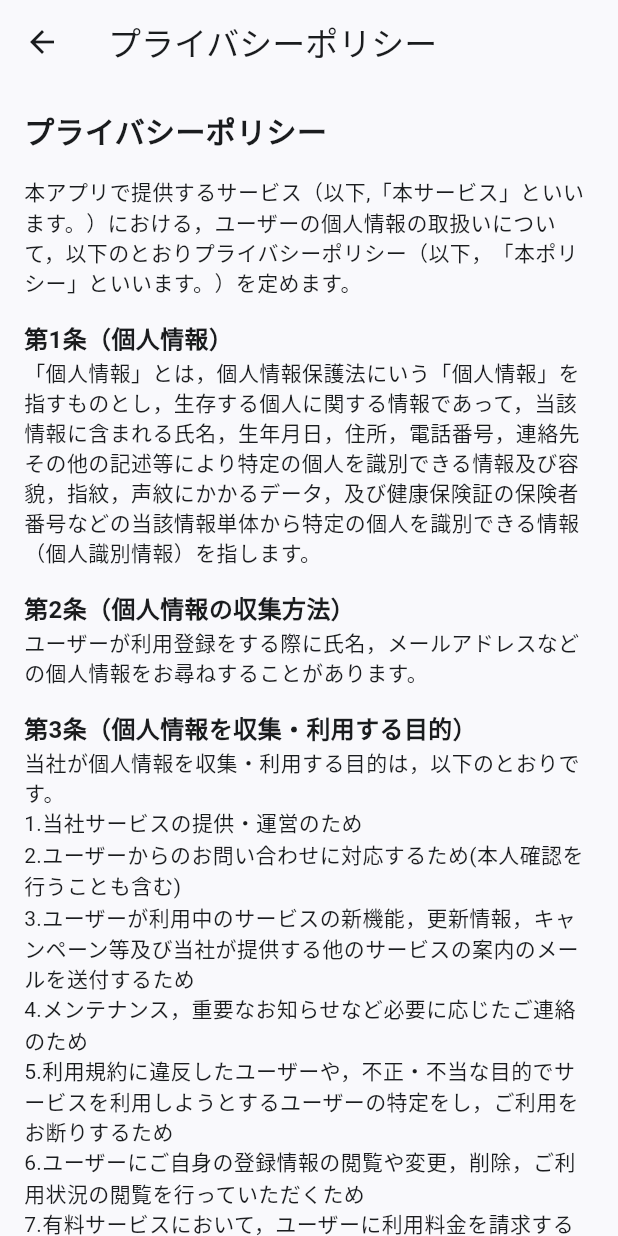
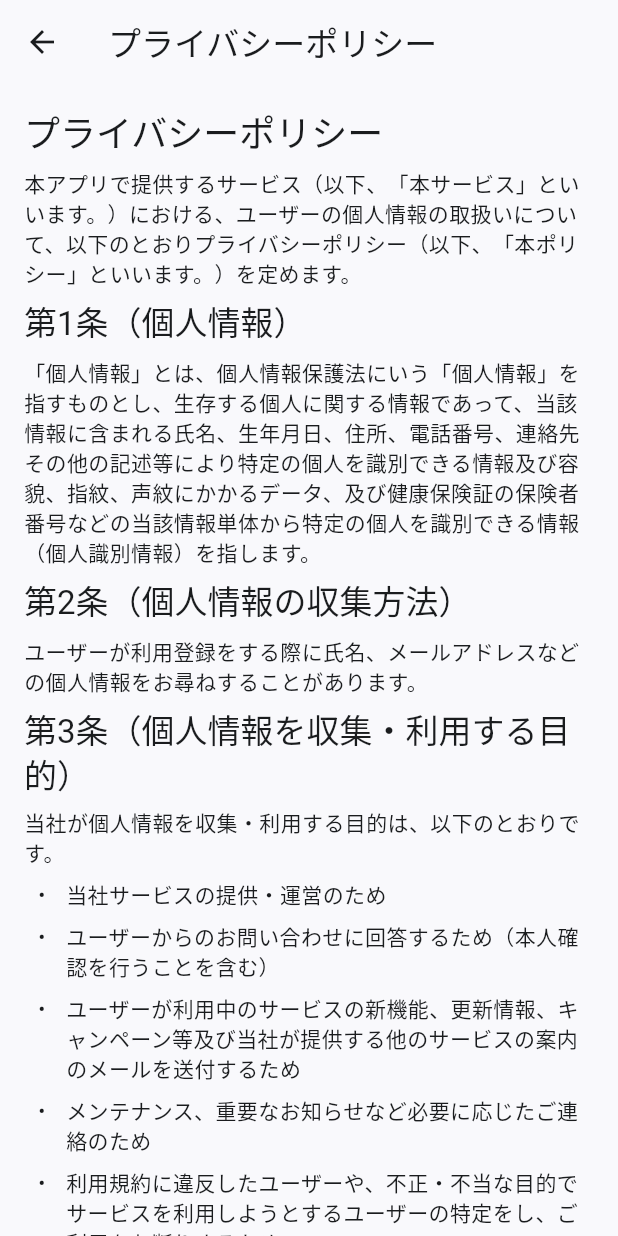
Before and after one commit to dao0203/share_study_app, a Flutter app: the PrivacyPolicyScreen screen opened directly, on a phone screen of 412 x 824 dp. Run offline on Flutter 3.47's test engine with Material 2 defaults, Android fonts, the phone set to English and light mode, and no system bars; our stand-ins replace flutter_dotenv, flutter_hooks, flutter_markdown, flutter_staggered_animations, flutter_svg, freezed_annotation and 8 more; accounts and stored records are empty; generated files the repository leaves out were written again.

Commit message:
add プライバシーポリシーの画面

```diff
--- a/lib/ui/view/privacy_policy/privacy_policy_screen.dart
+++ b/lib/ui/view/privacy_policy/privacy_policy_screen.dart
@@ -1,4 +1,5 @@
 import 'package:flutter/material.dart';
+import 'package:flutter_markdown/flutter_markdown.dart';
 
 class PrivacyPolicyScreen extends StatelessWidget {
   @override
@@ -7,109 +8,97 @@ class PrivacyPolicyScreen extends StatelessWidget {
       appBar: AppBar(
         title: const Text('プライバシーポリシー'),
       ),
-      body: const SingleChildScrollView(
-        padding: EdgeInsets.all(16.0),
-        child: Column(
-          crossAxisAlignment: CrossAxisAlignment.start,
-          children: [
-            Text(
-              'プライバシーポリシー',
-              style: TextStyle(
-                fontSize: 20.0,
-                fontWeight: FontWeight.bold,
-              ),
-            ),
-            SizedBox(height: 16.0),
-            Text(
-              '本アプリで提供するサービス（以下,「本サービス」といいます。）における，ユーザーの個人情報の取扱いについて，以下のとおりプライバシーポリシー（以下，「本ポリシー」といいます。）を定めます。',
-            ),
-            SizedBox(height: 16.0),
-            Text(
-              '第1条（個人情報）',
-              style: TextStyle(
-                fontSize: 16.0,
-                fontWeight: FontWeight.bold,
-              ),
-            ),
-            Text(
-              '「個人情報」とは，個人情報保護法にいう「個人情報」を指すものとし，生存する個人に関する情報であって，当該情報に含まれる氏名，生年月日，住所，電話番号，連絡先その他の記述等により特定の個人を識別できる情報及び容貌，指紋，声紋にかかるデータ，及び健康保険証の保険者番号などの当該情報単体から特定の個人を識別できる情報（個人識別情報）を指します。',
-            ),
-            SizedBox(height: 16.0),
-            Text(
-              '第2条（個人情報の収集方法）',
-              style: TextStyle(
-                fontSize: 16.0,
-                fontWeight: FontWeight.bold,
-              ),
-            ),
-            Text(
-              'ユーザーが利用登録をする際に氏名，メールアドレスなどの個人情報をお尋ねすることがあります。',
-            ),
-            SizedBox(height: 16.0),
-            Text(
-              '第3条（個人情報を収集・利用する目的）',
-              style: TextStyle(
-                fontSize: 16.0,
-                fontWeight: FontWeight.bold,
-              ),
-            ),
-            Text(
-              '当社が個人情報を収集・利用する目的は，以下のとおりです。\n'
-                  '1.当社サービスの提供・運営のため\n'
-                  '2.ユーザーからのお問い合わせに対応するため(本人確認を行うことも含む)\n'
-                  '3.ユーザーが利用中のサービスの新機能，更新情報，キャンペーン等及び当社が提供する他のサービスの案内のメールを送付するため\n'
-                  '4.メンテナンス，重要なお知らせなど必要に応じたご連絡のため\n'
-                  '5.利用規約に違反したユーザーや，不正・不当な目的でサービスを利用しようとするユーザーの特定をし，ご利用をお断りするため\n'
-                  '6.ユーザーにご自身の登録情報の閲覧や変更，削除，ご利用状況の閲覧を行っていただくため\n'
-                  '7.有料サービスにおいて，ユーザーに利用料金を請求するため\n'
-                  '8.上記の利用目的に付随する目的'
-            ),
-            SizedBox(height: 16.0),
-            Text(
-              '第4条（利用目的の変更）',
-              style: TextStyle(
-                fontSize: 16.0,
-                fontWeight: FontWeight.bold,
-              ),
-            ),
-            Text(
-              '1.当社は，利用目的が変更前と関連性を有すると合理的に認められる場合に限り，個人情報の利用目的を変更するものとします。\n'
-              '2.利用目的の変更を行った場合には，変更後の目的について，当社所定の方法により，ユーザーに通知し，または本ウェブサイト上に公表するものとします。\n'
-            ),
-            SizedBox(height: 16.0),
-
-            Text(
-              '第5条（個人情報の第三者提供）',
-              style: TextStyle(
-                fontSize: 16.0,
-                fontWeight: FontWeight.bold,
-              ),
-            ),
-            Text('当社は，次に掲げる場合を除いて，あらかじめユーザーの同意を得ることなく，第三者に個人情報を提供することはありません。ただし，個人情報保護法その他の法令で認められる場合を除きます。'),
-            SizedBox(height: 8.0),
-            Text(
-              '1.人の生命，身体または財産の保護のために必要がある場合であって，本人の同意を得ることが困難であるとき\n'
-              '2.公衆衛生の向上または児童の健全な育成の推進のために特に必要がある場合であって，本人の同意を得ることが困難であるとき\n'
-              '3.国の機関もしくは地方公共団体またはその委託を受けた者が法令の定める事務を遂行することに対して協力する必要がある場合であって，本人の同意を得ることにより当該事務の遂行に支障を及ぼすおそれがあるとき\n'
-              '4.予め次の事項を告知あるいは公表し，かつ当社が個人情報保護委員会に届出をしたとき\n'
-            ),
-            Text(
-              '1.'
-            ),
-            SizedBox(height: 16.0),
-            Text(
-              '第10条（お問い合わせ窓口）',
-              style: TextStyle(
-                fontSize: 16.0,
-                fontWeight: FontWeight.bold,
-              ),
-            ),
-            Text(
-              '本ポリシーに関するお問い合わせは，下記の窓口までお願いいたします。\n\nEメールアドレス：g031t071@s.iwate-pu.ac.jp',
-            ),
-          ],
-        ),
-      ),
+      body: const Markdown(data: _privacyPolicy),
     );
   }
 }
+
+const String _privacyPolicy = '''
+# プライバシーポリシー
+
+本アプリで提供するサービス（以下、「本サービス」といいます。）における、ユーザーの個人情報の取扱いについて、以下のとおりプライバシーポリシー（以下、「本ポリシー」といいます。）を定めます。
+
+## 第1条（個人情報）
+
+「個人情報」とは、個人情報保護法にいう「個人情報」を指すものとし、生存する個人に関する情報であって、当該情報に含まれる氏名、生年月日、住所、電話番号、連絡先その他の記述等により特定の個人を識別できる情報及び容貌、指紋、声紋にかかるデータ、及び健康保険証の保険者番号などの当該情報単体から特定の個人を識別できる情報（個人識別情報）を指します。
+
+## 第2条（個人情報の収集方法）
+
+ユーザーが利用登録をする際に氏名、メールアドレスなどの個人情報をお尋ねすることがあります。
+
+## 第3条（個人情報を収集・利用する目的）
+
+当社が個人情報を収集・利用する目的は、以下のとおりです。
+- 当社サービスの提供・運営のため
+- ユーザーからのお問い合わせに回答するため（本人確認を行うことを含む）
+- ユーザーが利用中のサービスの新機能、更新情報、キャンペーン等及び当社が提供する他のサービスの案内のメールを送付するため
+- メンテナンス、重要なお知らせなど必要に応じたご連絡のため
+- 利用規約に違反したユーザーや、不正・不当な目的でサービスを利用しようとするユーザーの特定をし、ご利用をお断りするため
+- ユーザーにご自身の登録情報の閲覧や変更、削除、ご利用状況の閲覧を行っていただくため
+- 有料サービスにおいて、ユーザーに利用料金を請求するため
+- 上記の利用目的に付随する目的
+
+## 第4条（利用目的の変更）
+
+- 当社は、利用目的が変更前と関連性を有すると合理的に認められる場合に限り、個人情報の利用目的を変更するものとします。
+
+- 利用目的の変更を行った場合には、変更後の目的について、当社所定の方法により、ユーザーに通知し、または本ウェブサイト上に公表するものとします。
+
+## 第5条（個人情報の第三者提供）
+
+1. 当社は、次に掲げる場合を除いて、あらかじめユーザーの同意を得ることなく、第三者に個人情報を提供することはありません。ただし、個人情報保護法その他の法令で認められる場合を除きます。
+    - 人の生命、身体または財産の保護のために必要がある場合であって、本人の同意を得ることが困難であるとき
+    - 公衆衛生の向上または児童の健全な育成の推進のために特に必要がある場合であって、本人の同意を得ることが困難であるとき
+    - 国の機関もしくは地方公共団体またはその委託を受けた者が法令の定める事務を遂行することに対して協力する必要がある場合であって、本人の同意を得ることにより当該事務の遂行に支障を及ぼすおそれがあるとき
+    - 予め次の事項を告知あるいは公表し、かつ当社が個人情報保護委員会に届出をしたとき
+      - 利用目的に第三者への提供を含むこと
+      - 第三者に提供されるデータの項目
+      - 第三者への提供の手段または方法
+      - 本人の求めに応じて個人情報の第三者への提供を停止すること
+      - 本人の求めを受け付ける方法
+
+2. 前項の定めにかかわらず、次に掲げる場合には、当該情報の提供先は第三者に該当しないものとします。
+    - 当社が利用目的の達成に必要な範囲内において個人情報の取扱いの全部または一部を委託する場合
+    - 合併その他の事由による事業の承継に伴って個人情報が提供される場合
+    - 個人情報を特定の者との間で共同して利用する場合であって、その旨並びに共同して利用される個人情報の項目、共同して利用する者の範囲、利用する者の利用目的および当該個人情報の管理について責任を有する者の氏名または名称について、あらかじめ本人に通知し、または本人が容易に知り得る状態に置いた場合
+
+## 第6条（個人情報の開示）
+
+1. 当社は、本人から個人情報の開示を求められたときは、本人に対し、遅滞なくこれを開示します。ただし、開示することにより次のいずれかに該当する場合は、その全部または一部を開示しないこともあり、開示しない決定をした場合には、その旨を遅滞なく通知します。
+    - 本人または第三者の生命、身体、財産その他の権利利益を害するおそれがある場合
+    - 当社の業務の適正な実施に著しい支障を及ぼすおそれがある場合
+    - その他法令に違反することとなる場合
+
+2. 前項の定めにかかわらず、履歴情報および特性情報などの個人情報以外の情報については、原則として開示いたしません。
+
+## 第7条（個人情報の訂正および削除）
+
+1. ユーザーは、当社の保有する自己の個人情報が誤った情報である場合には、当社が定める手続きにより、当社に対して個人情報の訂正、追加または削除（以下、「訂正等」といいます。）を請求することができます。
+
+2. 当社は、ユーザーから前項の請求を受けてその請求に応じる必要があると判断した場合には、遅滞なく、当該個人情報の訂正等を行うものとします。
+
+3. 当社は、前項の規定に基づき訂正等を行った場合、または訂正等を行わない旨の決定をしたときは遅滞なく、これをユーザーに通知します。
+
+## 第8条（個人情報の利用停止等）
+
+1. 当社は、本人から、個人情報が、利用目的の範囲を超えて取り扱われているという理由、または不正の手段により取得されたものであるという理由により、その利用の停止または消去（以下、「利用停止等」といいます。）を求められた場合には、遅滞なく必要な調査を行います。
+
+2. 前項の調査結果に基づき、その請求に応じる必要があると判断した場合には、遅滞なく、当該個人情報の利用停止等を行います。
+
+3. 当社は、前項の規定に基づき利用停止等を行った場合、または利用停止等を行わない旨の決定をしたときは、遅滞なく、これをユーザーに通知します。
+
+4. 前2項にかかわらず、利用停止等に多額の費用を有する場合その他利用停止等を行うことが困難な場合であって、ユーザーの権利利益を保護するために必要なこれに代わるべき措置をとれる場合は、この代替策を講じるものとします。
+
+## 第9条（プライバシーポリシーの変更）
+
+1. 本ポリシーの内容は、法令その他本ポリシーに別段の定めのある事項を除いて、ユーザーに通知することなく、変更することができるものとします。
+
+2. 当社が別途定める場合を除いて、変更後のプライバシーポリシーは、本ウェブサイトに掲載したときから効力を生じるものとします。
+
+## 第10条（お問い合わせ窓口）
+
+本ポリシーに関するお問い合わせは、下記の窓口までお願いいたします。
+
+Eメールアドレス：g031t071@s.iwate-pu.ac.jp
+
+''';
```
Also changed, not shown: pubspec.lock.
